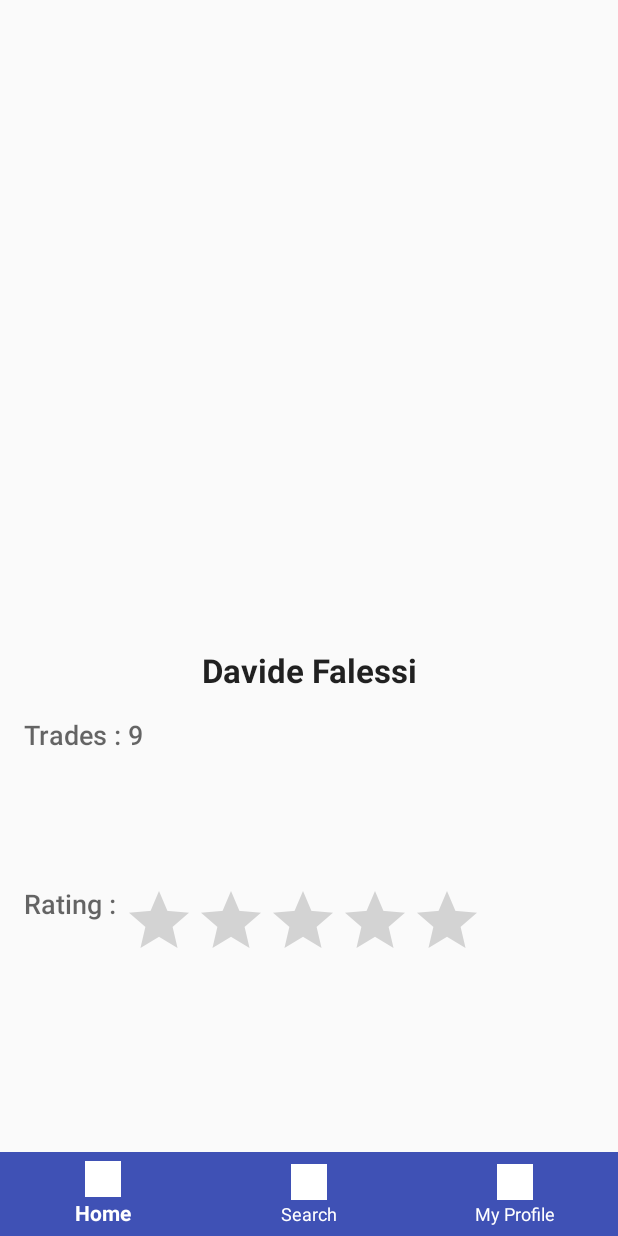
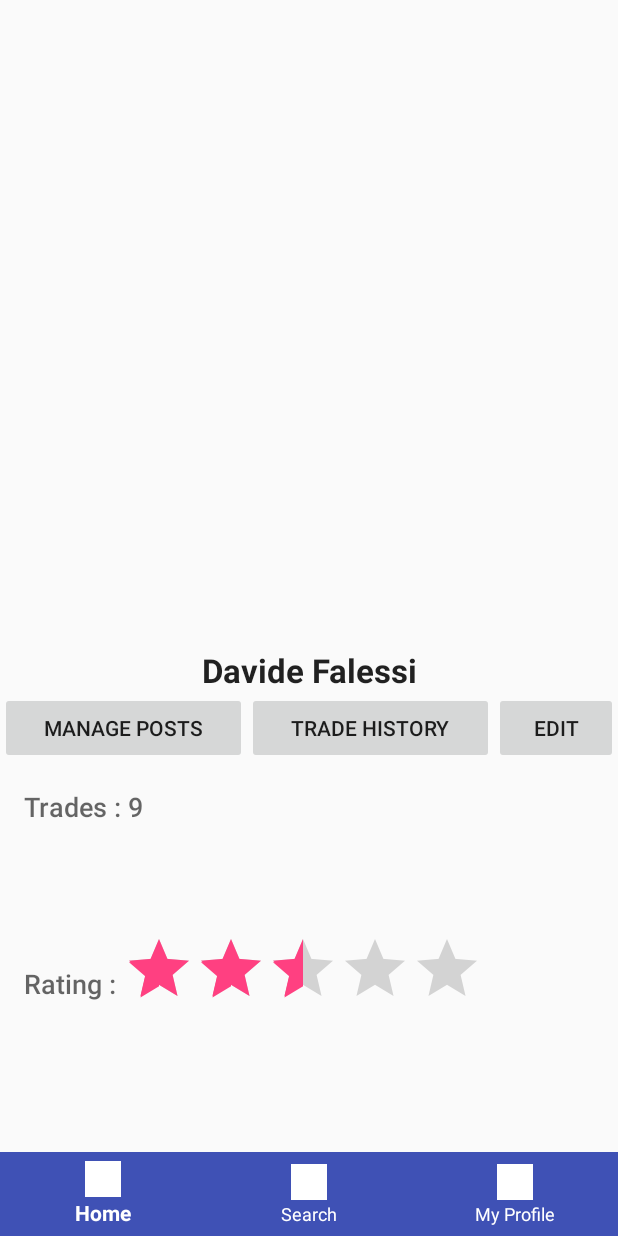
Before and after one commit to andyl7an/Swapacado, an Android app: the ProfileActivity screen opened directly, with no data from a screen before it, on a phone screen of 412 x 824 dp. Run offline under Robolectric (Android 15) with nearby library versions, the light colour scheme and no system bars.

Commit message:
Changes to profile and checkboxes on mamin, need to fix

```diff
--- a/app/src/main/java/com/cpe307/swapacado/swapacado/ProfileActivity.java
+++ b/app/src/main/java/com/cpe307/swapacado/swapacado/ProfileActivity.java
@@ -9,6 +9,7 @@ import android.util.DisplayMetrics;
 import android.util.Log;
 import android.view.View;
 import android.widget.ImageView;
+import android.widget.RatingBar;
 import android.widget.RelativeLayout;
 import android.widget.TextView;
 import android.widget.Toast;
@@ -33,7 +34,6 @@ public class ProfileActivity extends AppCompatActivity {
             @Override
             public void onClick(View view) {
                 //To remove
-                Toast.makeText(getApplicationContext(), "Home was clicked!!!", Toast.LENGTH_SHORT).show();
                 Intent homeIntent = new Intent(ProfileActivity.this, HomeActivity.class);
                 startActivity(homeIntent);
                 finish();
@@ -83,6 +83,10 @@ public class ProfileActivity extends AppCompatActivity {
 
         setTradeCount();
 
+        RatingBar theBar = (RatingBar) this.findViewById(R.id.ratingBar);
+        theBar.setRating(getUserRating());
+        theBar.setIsIndicator(true);
+
 
     }
 
@@ -112,6 +116,11 @@ public class ProfileActivity extends AppCompatActivity {
         return (int) (Math.random() * 100);
     }
 
+    private float getUserRating()
+    {
+        return (float) 2.5;
+    }
+
     /**
      * Given a URL, returns a drawable object pointed to by url
      */
--- a/app/src/main/res/layout/activity_home.xml
+++ b/app/src/main/res/layout/activity_home.xml
@@ -62,6 +62,7 @@
             android:textAppearance="@android:style/TextAppearance.DeviceDefault.Small"
             android:layout_weight="1"
             android:id="@+id/home_toggleHave"
+            android:onClick="toggleWants"
             />
         <CheckBox
             android:layout_weight="1"
@@ -71,6 +72,7 @@
             android:text="I Have What They Want"
             android:id="@+id/home_toggleWant"
             android:textAppearance="@android:style/TextAppearance.DeviceDefault.Small"
+            android:onClick="toggleHaves"
             />
     </LinearLayout>
 
--- a/app/src/main/res/layout/activity_profile.xml
+++ b/app/src/main/res/layout/activity_profile.xml
@@ -27,12 +27,39 @@
         android:gravity="center_horizontal"
         android:layout_marginTop="20dp"
         />
+
+    <LinearLayout
+        android:layout_width="match_parent"
+        android:layout_height="wrap_content"
+        android:orientation="horizontal"
+        android:layout_below="@id/profilePageName"
+        android:id="@+id/profile_buttons"
+        >
+        <Button
+            android:layout_width="0dp"
+            android:layout_height="wrap_content"
+            android:layout_weight="2"
+            android:text="Manage Posts"
+            />
+        <Button
+            android:layout_width="0dp"
+            android:layout_height="wrap_content"
+            android:layout_weight="2"
+            android:text="Trade History"
+            />
+        <Button
+            android:layout_width="0dp"
+            android:layout_height="wrap_content"
+            android:layout_weight="1"
+            android:text="Edit"
+            />
+    </LinearLayout>
     <LinearLayout
         android:layout_width="match_parent"
         android:layout_height="match_parent"
         android:orientation="vertical"
         android:layout_marginLeft="16dp"
-        android:layout_below="@id/profilePageName"
+        android:layout_below="@id/profile_buttons"
         >
         <TextView
             android:layout_width="match_parent"
@@ -60,7 +87,7 @@
             <TextView
                 android:layout_width="wrap_content"
                 android:layout_height="wrap_content"
-                android:text = "Rating : "
+                android:text = "\nRating : "
                 android:textAppearance="@android:style/TextAppearance.DeviceDefault.Medium"
                 />
 
--- a/app/src/main/res/layout/custom_row.xml
+++ b/app/src/main/res/layout/custom_row.xml
@@ -84,7 +84,7 @@
     <Button
         android:layout_width="wrap_content"
         android:layout_height="wrap_content"
-        android:text="Offer"/>
+        android:text="Swap"/>
     </LinearLayout>
     <!--Holds contact and make an swap button-->
 
```
Also changed, not shown: app/src/main/java/com/cpe307/swapacado/swapacado/HomeActivity.java (+163 -3 lines), app/src/main/java/com/cpe307/swapacado/swapacado/Post.java (+34 -0 lines).
